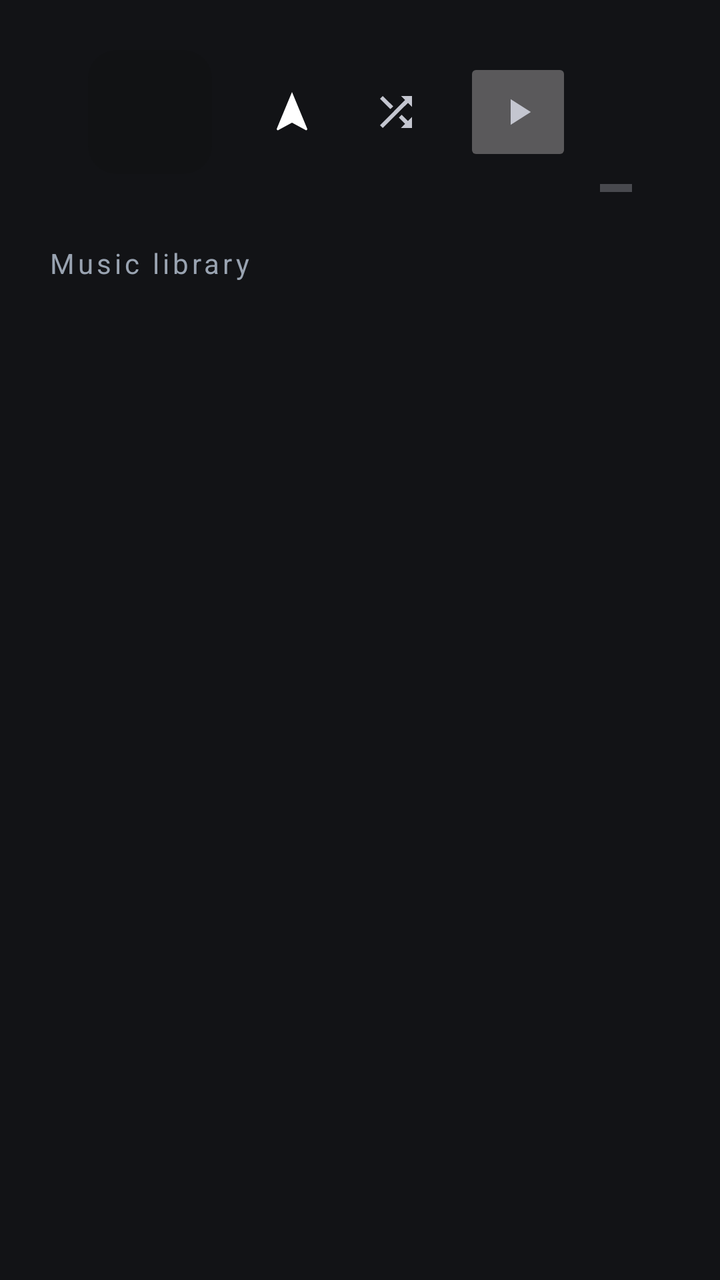
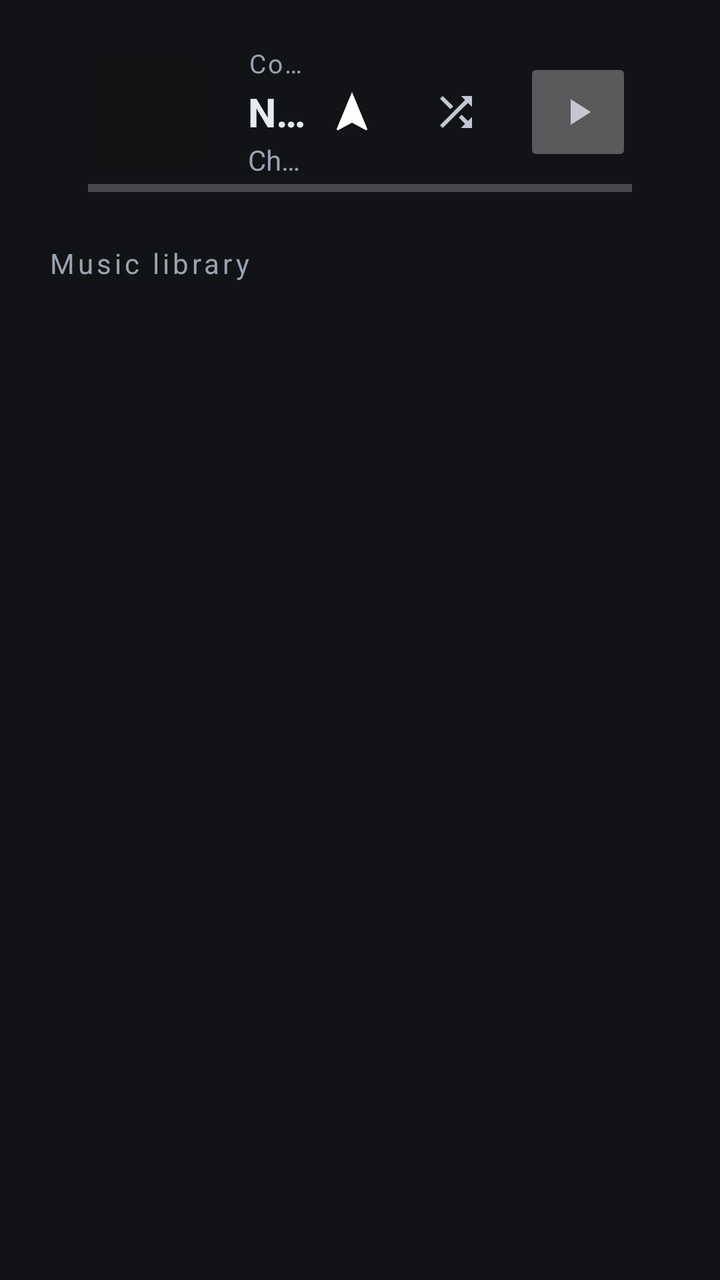

Compare the two renders of this Android layout. The source of the first and the diff that turns it into the second are given below.
<!-- AndroidManifest.xml: application theme Theme.Material3.DynamicColors.Dark -->
<!-- res/layout/fragment_home.xml -->
<?xml version="1.0" encoding="utf-8"?>
<ScrollView xmlns:a="http://schemas.android.com/apk/res/android"
    xmlns:app="http://schemas.android.com/apk/res-auto"
    xmlns:tools="http://schemas.android.com/tools"
    a:id="@+id/home_scroll"
    a:layout_width="match_parent"
    a:layout_height="match_parent"
    a:background="@android:color/transparent"
    a:clipToPadding="false"
    a:fillViewport="true"
    a:scrollbars="none">

    
    <LinearLayout
        a:layout_width="match_parent"
        a:layout_height="wrap_content"
        a:orientation="vertical"
        a:paddingStart="24dp"
        a:paddingTop="8dp"
        a:paddingEnd="24dp"
        a:paddingBottom="16dp"
        tools:ignore="UselessParent">

        
        <FrameLayout
            a:id="@+id/home_continue_card"
            a:layout_width="match_parent"
            a:layout_height="96dp"
            a:clickable="true"
            a:focusable="true"
            a:paddingStart="6dp"
            a:paddingEnd="6dp">

            <LinearLayout
                a:layout_width="match_parent"
                a:layout_height="match_parent"
                a:gravity="center_vertical"
                a:orientation="horizontal"
                a:paddingStart="14dp"
                a:paddingEnd="14dp">

                <com.google.android.material.card.MaterialCardView
                    a:id="@+id/home_cover_card"
                    a:layout_width="62dp"
                    a:layout_height="62dp"
                    app:cardBackgroundColor="#14000000"
                    app:cardCornerRadius="14dp"
                    app:cardElevation="0dp"
                    app:strokeWidth="0dp">

                    <ImageView
                        a:id="@+id/home_cover"
                        a:layout_width="match_parent"
                        a:layout_height="match_parent"
                        a:contentDescription="@null"
                        a:scaleType="centerCrop" />
                </com.google.android.material.card.MaterialCardView>

                <LinearLayout
                    a:layout_width="0dp"
                    a:layout_height="wrap_content"
                    a:layout_marginStart="18dp"
                    a:layout_weight="1"
                    a:orientation="vertical">

                    <TextView
                        a:id="@+id/home_continue_label"
                        a:layout_width="wrap_content"
                        a:layout_height="wrap_content"
                        a:letterSpacing="0.08"
                        a:ellipsize="end"
                        a:maxLines="1"
                        a:text="@string/home_continue_playing"
                        a:textColor="@color/pal_text_secondary"
                        a:textSize="13sp" />

                    <TextView
                        a:id="@+id/home_title"
                        a:layout_width="match_parent"
                        a:layout_height="wrap_content"
                        a:layout_marginTop="2dp"
                        a:ellipsize="end"
                        a:maxLines="1"
                        a:text="@string/home_idle"
                        a:textColor="@color/pal_text_primary"
                        a:textSize="20sp"
                        a:textStyle="bold" />

                    <TextView
                        a:id="@+id/home_artist"
                        a:layout_width="match_parent"
                        a:layout_height="wrap_content"
                        a:layout_marginTop="1dp"
                        a:ellipsize="end"
                        a:maxLines="1"
                        a:text="@string/home_idle_hint"
                        a:textColor="@color/pal_text_secondary"
                        a:textSize="14sp" />
                </LinearLayout>

                <ImageButton
                    a:id="@+id/home_nav_mode"
                    a:layout_width="44dp"
                    a:layout_height="44dp"
                    a:layout_marginEnd="6dp"
                    a:background="?attr/selectableItemBackgroundBorderless"
                    a:contentDescription="@string/settings_nav_floating_title"
                    a:padding="10dp"
                    a:scaleType="fitCenter"
                    a:src="@drawable/ic_nav_mode" />

                <ImageButton
                    a:id="@+id/home_shuffle"
                    a:layout_width="48dp"
                    a:layout_height="48dp"
                    a:layout_marginEnd="10dp"
                    a:background="?attr/selectableItemBackgroundBorderless"
                    a:contentDescription="@string/home_play_all_shuffled"
                    a:padding="12dp"
                    a:scaleType="fitCenter"
                    a:src="@drawable/media_shuffle" />

                <ImageButton
                    a:id="@+id/home_play"
                    a:layout_width="54dp"
                    a:layout_height="54dp"
                    a:contentDescription="@string/home_play_pause"
                    a:padding="16dp"
                    a:scaleType="fitCenter"
                    a:src="@drawable/media_start" />

                <ProgressBar
                    a:id="@+id/home_progress"
                    style="?android:attr/progressBarStyleHorizontal"
                    a:layout_width="match_parent"
                    a:layout_height="4dp"
                    a:layout_gravity="bottom"
                    a:layout_marginStart="14dp"
                    a:layout_marginEnd="14dp"
                    a:layout_marginBottom="8dp"
                    a:max="1000"
                    a:progress="0" />
            </LinearLayout>
        </FrameLayout>

        
        <LinearLayout
            a:id="@+id/home_playlists_container"
            a:layout_width="match_parent"
            a:layout_height="wrap_content"
            a:orientation="vertical"
            a:visibility="gone">

            <TextView
                a:layout_width="wrap_content"
                a:layout_height="wrap_content"
                a:layout_marginTop="18dp"
                a:layout_marginBottom="2dp"
                a:letterSpacing="0.12"
                a:text="@string/home_playlists_title"
                a:textColor="@color/pal_text_secondary"
                a:textSize="14sp" />

            <androidx.recyclerview.widget.RecyclerView
                a:id="@+id/home_playlists_grid"
                a:layout_width="match_parent"
                a:layout_height="wrap_content"
                a:layout_marginTop="10dp"
                a:nestedScrollingEnabled="false" />

            <TextView
                a:id="@+id/home_playlists_view_all"
                a:layout_width="wrap_content"
                a:layout_height="wrap_content"
                a:layout_gravity="end"
                a:layout_marginTop="10dp"
                a:background="?attr/selectableItemBackgroundBorderless"
                a:clickable="true"
                a:focusable="true"
                a:letterSpacing="0.04"
                a:text="@string/home_view_all_playlists"
                a:textColor="@color/pal_text_secondary"
                a:textSize="14sp" />
        </LinearLayout>

        <TextView
            a:layout_width="wrap_content"
            a:layout_height="wrap_content"
            a:layout_marginTop="18dp"
            a:layout_marginBottom="2dp"
            a:letterSpacing="0.12"
            a:text="@string/home_library"
            a:textColor="@color/pal_text_secondary"
            a:textSize="14sp" />

        <androidx.recyclerview.widget.RecyclerView
            a:id="@+id/home_grid"
            a:layout_width="match_parent"
            a:layout_height="wrap_content"
            a:layout_marginTop="10dp"
            a:nestedScrollingEnabled="false" />
    </LinearLayout>
</ScrollView>
<!-- resources referenced by this layout -->
<resources>
  <color name="pal_text_primary">#E7EBF1</color>
  <color name="pal_text_secondary">#99A3B1</color>
  <!-- drawable ic_nav_mode (drawable) -->
  <vector xmlns:android="http://schemas.android.com/apk/res/android"
      android:width="24dp"
      android:height="24dp"
      android:viewportWidth="24"
      android:viewportHeight="24">
      <path
          android:fillColor="#FFFFFFFF"
          android:pathData="M12,2L4.4,20.3a0.6,0.6 0 0,0 0.85,0.74L12,17.3l6.75,3.74a0.6,0.6 0 0,0 0.85,-0.74L12,2z" />
  </vector>
  <!-- drawable media_shuffle (drawable) -->
  <vector xmlns:android="http://schemas.android.com/apk/res/android"
      android:width="24dp"
      android:height="24dp"
      android:viewportWidth="24"
      android:viewportHeight="24"
      android:tint="?attr/colorControlNormal">
    <path
        android:fillColor="#FFF"
        android:pathData="M10.59,9.17L5.41,4 4,5.41l5.17,5.17 1.42,-1.41zM14.5,4l2.04,2.04L4,18.59 5.41,20 17.96,7.46 20,9.5L20,4h-5.5zM14.83,13.41l-1.41,1.41 3.13,3.13L14.5,20L20,20v-5.5l-2.04,2.04 -3.13,-3.13z"/>
  </vector>
  <!-- drawable media_start (drawable) -->
  <vector xmlns:android="http://schemas.android.com/apk/res/android"
      android:width="24dp"
      android:height="24dp"
      android:viewportWidth="24"
      android:viewportHeight="24"
      android:tint="?attr/colorControlNormal">
    <path
        android:fillColor="#000"
        android:pathData="M8,5v14l11,-7z"/>
  </vector>
  <string name="home_continue_playing">Continue playing</string>
  <string name="home_idle">Nothing is playing</string>
  <string name="home_idle_hint">Choose Songs or a playlist to start</string>
  <string name="home_library">Music library</string>
  <string name="home_play_all_shuffled">Shuffle all</string>
  <string name="home_play_pause">Play or pause</string>
  <string name="home_playlists_title">My playlists</string>
  <string name="home_view_all_playlists">View all playlists</string>
  <string name="settings_nav_floating_title">Navigation mode</string>
</resources>

<!-- the commit's change to res/layout/fragment_home.xml (unified diff, before → after) -->
@@ -129,18 +129,20 @@
                     a:scaleType="fitCenter"
                     a:src="@drawable/media_start" />
 
-                <ProgressBar
-                    a:id="@+id/home_progress"
-                    style="?android:attr/progressBarStyleHorizontal"
-                    a:layout_width="match_parent"
-                    a:layout_height="4dp"
-                    a:layout_gravity="bottom"
-                    a:layout_marginStart="14dp"
-                    a:layout_marginEnd="14dp"
-                    a:layout_marginBottom="8dp"
-                    a:max="1000"
-                    a:progress="0" />
             </LinearLayout>
+
+            
+            <ProgressBar
+                a:id="@+id/home_progress"
+                style="?android:attr/progressBarStyleHorizontal"
+                a:layout_width="match_parent"
+                a:layout_height="4dp"
+                a:layout_gravity="bottom"
+                a:layout_marginStart="14dp"
+                a:layout_marginEnd="14dp"
+                a:layout_marginBottom="8dp"
+                a:max="1000"
+                a:progress="0" />
         </FrameLayout>
 
         
@@ -151,22 +153,43 @@
             a:orientation="vertical"
             a:visibility="gone">
 
-            <TextView
-                a:layout_width="wrap_content"
+            <LinearLayout
+                a:layout_width="match_parent"
                 a:layout_height="wrap_content"
                 a:layout_marginTop="18dp"
                 a:layout_marginBottom="2dp"
-                a:letterSpacing="0.12"
-                a:text="@string/home_playlists_title"
-                a:textColor="@color/pal_text_secondary"
-                a:textSize="14sp" />
-
+                a:gravity="center_vertical"
+                a:orientation="horizontal">
+
+                <TextView
+                    a:layout_width="wrap_content"
+                    a:layout_height="wrap_content"
+                    a:letterSpacing="0.12"
+                    a:text="@string/home_playlists_title"
+                    a:textColor="@color/pal_text_secondary"
+                    a:textSize="14sp" />
+
+                <TextView
+                    a:layout_width="0dp"
+                    a:layout_height="wrap_content"
+                    a:layout_weight="1"
+                    a:gravity="end"
+                    a:letterSpacing="0.04"
+                    a:text="@string/home_playlists_hint"
+                    a:textColor="@color/pal_text_secondary"
+                    a:textSize="12sp" />
+            </LinearLayout>
+
+            
             <androidx.recyclerview.widget.RecyclerView
                 a:id="@+id/home_playlists_grid"
                 a:layout_width="match_parent"
-                a:layout_height="wrap_content"
+                a:layout_height="@dimen/home_playlist_tile_height"
                 a:layout_marginTop="10dp"
-                a:nestedScrollingEnabled="false" />
+                a:clipToPadding="false"
+                a:nestedScrollingEnabled="false"
+                a:overScrollMode="ifContentScrolls"
+                a:scrollbars="none" />
 
             <TextView
                 a:id="@+id/home_playlists_view_all"
<!-- resource entries referenced after the edit -->
@@ -2,6 +2,7 @@
 <resources>
   <color name="pal_text_primary">#E7EBF1</color>
   <color name="pal_text_secondary">#99A3B1</color>
+  <dimen name="home_playlist_tile_height">156dp</dimen>
   <!-- drawable ic_nav_mode (drawable) -->
   <vector xmlns:android="http://schemas.android.com/apk/res/android"
       android:width="24dp"
@@ -40,6 +41,7 @@
   <string name="home_library">Music library</string>
   <string name="home_play_all_shuffled">Shuffle all</string>
   <string name="home_play_pause">Play or pause</string>
+  <string name="home_playlists_hint">Swipe sideways for more \u203A</string>
   <string name="home_playlists_title">My playlists</string>
   <string name="home_view_all_playlists">View all playlists</string>
   <string name="settings_nav_floating_title">Navigation mode</string>
